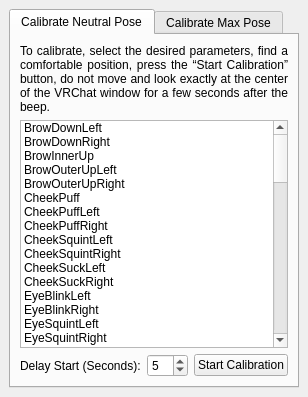
The window that FoxyFace/src/ui/qtcreator/AutoCalibrationWindow.ui (Jeka8833/FoxyFace) describes before a commit, drawn with Qt 5.
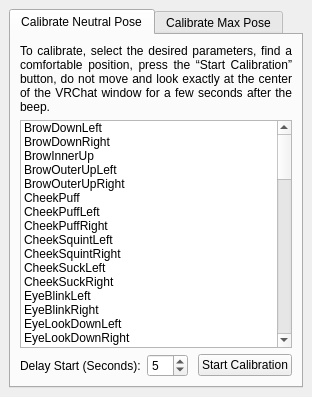
The same window after the commit.

Diff of the .ui file:
```diff
--- a/FoxyFace/src/ui/qtcreator/AutoCalibrationWindow.ui
+++ b/FoxyFace/src/ui/qtcreator/AutoCalibrationWindow.ui
@@ -6,7 +6,7 @@
    <rect>
     <x>0</x>
     <y>0</y>
-    <width>306</width>
+    <width>312</width>
     <height>397</height>
    </rect>
   </property>
@@ -119,6 +119,46 @@
             <string>EyeBlinkRight</string>
            </property>
           </item>
+          <item>
+           <property name="text">
+            <string>EyeLookDownLeft</string>
+           </property>
+          </item>
+          <item>
+           <property name="text">
+            <string>EyeLookDownRight</string>
+           </property>
+          </item>
+          <item>
+           <property name="text">
+            <string>EyeLookInLeft</string>
+           </property>
+          </item>
+          <item>
+           <property name="text">
+            <string>EyeLookInRight</string>
+           </property>
+          </item>
+          <item>
+           <property name="text">
+            <string>EyeLookOutLeft</string>
+           </property>
+          </item>
+          <item>
+           <property name="text">
+            <string>EyeLookOutRight</string>
+           </property>
+          </item>
+          <item>
+           <property name="text">
+            <string>EyeLookUpLeft</string>
+           </property>
+          </item>
+          <item>
+           <property name="text">
+            <string>EyeLookUpRight</string>
+           </property>
+          </item>
           <item>
            <property name="text">
             <string>EyeSquintLeft</string>
@@ -139,26 +179,6 @@
             <string>EyeWideRight</string>
            </property>
           </item>
-          <item>
-           <property name="text">
-            <string>EyeXLeft</string>
-           </property>
-          </item>
-          <item>
-           <property name="text">
-            <string>EyeXRight</string>
-           </property>
-          </item>
-          <item>
-           <property name="text">
-            <string>EyeYLeft</string>
-           </property>
-          </item>
-          <item>
-           <property name="text">
-            <string>EyeYRight</string>
-           </property>
-          </item>
           <item>
            <property name="text">
             <string>HeadRotation</string>
```
Left out of the diff: 60 changed lines with no effect on the pictures.
